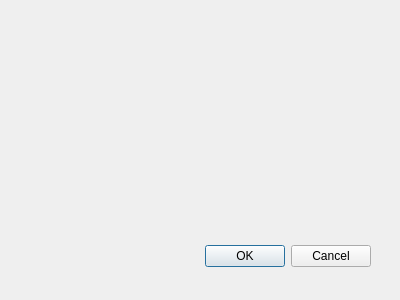
Old version of the form source/windows/model/account/accountdeletewindow.ui in the repository Who-are-me/term_paper_2022.
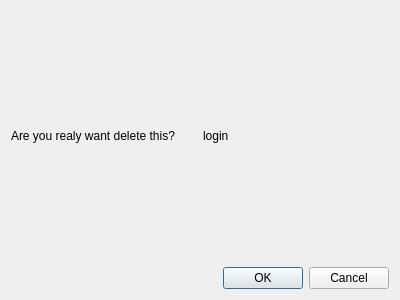
New version of the form.

```diff
--- a/source/windows/model/account/accountdeletewindow.ui
+++ b/source/windows/model/account/accountdeletewindow.ui
@@ -15,22 +15,58 @@
   <property name="windowTitle">
    <string>Dialog</string>
   </property>
-  <widget name="buttonBox" class="QDialogButtonBox">
-   <property name="geometry">
-    <rect>
-     <x>30</x>
-     <y>240</y>
-     <width>341</width>
-     <height>32</height>
-    </rect>
-   </property>
-   <property name="orientation">
-    <enum>Qt::Horizontal</enum>
-   </property>
-   <property name="standardButtons">
-    <set>QDialogButtonBox::Cancel|QDialogButtonBox::Ok</set>
-   </property>
-  </widget>
+  <layout class="QGridLayout" name="gridLayout">
+   <item row="3" column="0" colspan="2">
+    <widget class="QDialogButtonBox" name="bb">
+     <property name="orientation">
+      <enum>Qt::Horizontal</enum>
+     </property>
+     <property name="standardButtons">
+      <set>QDialogButtonBox::Cancel|QDialogButtonBox::Ok</set>
+     </property>
+    </widget>
+   </item>
+   <item row="1" column="0">
+    <widget class="QLabel" name="l_text">
+     <property name="text">
+      <string>Are you realy want delete this?</string>
+     </property>
+    </widget>
+   </item>
+   <item row="2" column="1">
+    <spacer name="verticalSpacer">
+     <property name="orientation">
+      <enum>Qt::Vertical</enum>
+     </property>
+     <property name="sizeHint" stdset="0">
+      <size>
+       <width>20</width>
+       <height>40</height>
+      </size>
+     </property>
+    </spacer>
+   </item>
+   <item row="0" column="1">
+    <spacer name="verticalSpacer_2">
+     <property name="orientation">
+      <enum>Qt::Vertical</enum>
+     </property>
+     <property name="sizeHint" stdset="0">
+      <size>
+       <width>20</width>
+       <height>40</height>
+      </size>
+     </property>
+    </spacer>
+   </item>
+   <item row="1" column="1">
+    <widget class="QLabel" name="l_login">
+     <property name="text">
+      <string>login</string>
+     </property>
+    </widget>
+   </item>
+  </layout>
  </widget>
  <pixmapfunction/>
  <resources/>
```
Left out of the diff: 11 changed lines with no effect on the pictures.
